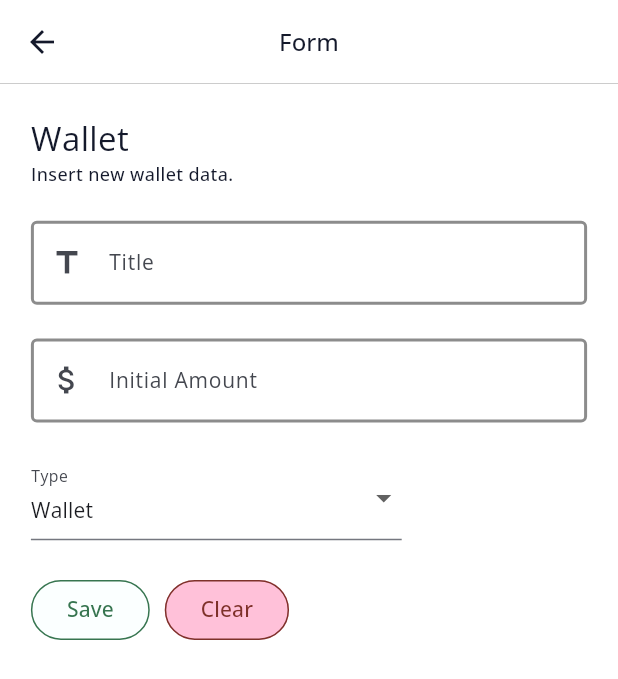
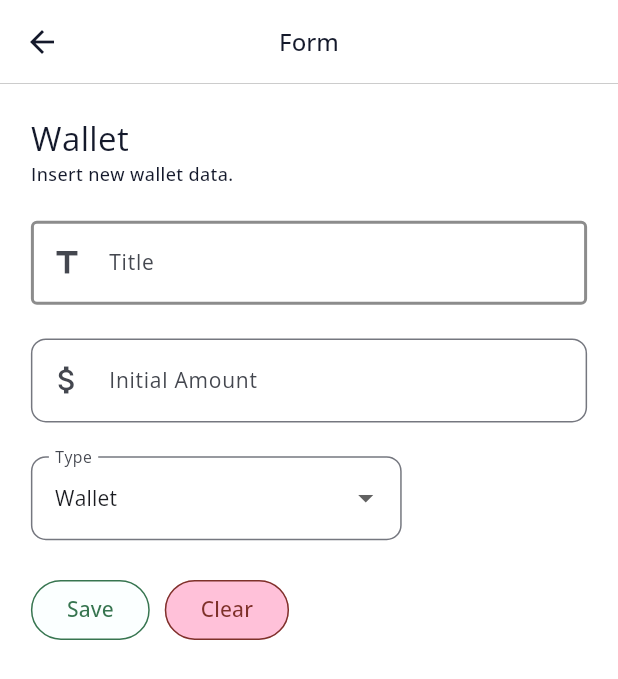
Before and after one commit to andrr64/KeuanganKu-Pro, a Flutter app: the screen it shows after launch, after a tap on "Add Wallet", on a phone screen of 412 x 824 dp. Shown: the top 679 px of the screen. Run offline on Flutter 3.47's test engine with Material 3 defaults, Android fonts, the phone set to English and light mode, and no system bars; our stand-ins replace fl_chart, fluentui_system_icons, flutter_riverpod, hooks_riverpod, quickalert, sqflite; accounts and stored records are empty.

Commit message:
update border decoration and make maxVal required

```diff
--- a/lib/frontend/components/form/k_dropdown.dart
+++ b/lib/frontend/components/form/k_dropdown.dart
@@ -11,7 +11,8 @@ Widget kDropdown<T>(
 }) {
   TextStyle? tStyle = Theme.of(context).textTheme.bodyMedium;
 
-  List<DropdownMenuItem<T>> dropdownItems = List.generate(items.length, (index) {
+  List<DropdownMenuItem<T>> dropdownItems =
+      List.generate(items.length, (index) {
     return DropdownMenuItem<T>(
       value: items[index],
       child: Text(
@@ -35,10 +36,12 @@ Widget kDropdown<T>(
               fontWeight: tStyle.fontWeight,
               fontSize: tStyle.fontSize),
         ),
+        border: OutlineInputBorder(
+          borderRadius: BorderRadius.circular(10)
+        ),
       ),
       value: value,
       onChanged: onChanged,
       borderRadius: const BorderRadius.all(Radius.circular(15)),
-    dropdownColor: BackgroundColor.white.color
-  );
+      dropdownColor: BackgroundColor.white.color);
 }
--- a/lib/frontend/components/form/k_numfield.dart
+++ b/lib/frontend/components/form/k_numfield.dart
@@ -13,7 +13,7 @@ Widget kNumField(
   void Function()? successCallback,
   void Function()? failCallback,
   double minVal = 0,
-  double? maxVal,
+  required double maxVal
 }) {
   TextStyle? tStyle = Theme.of(context).textTheme.bodyMedium;
   String maxValue = _formatted.format((maxVal));
@@ -40,14 +40,9 @@ Widget kNumField(
             fontSize: tStyle.fontSize),
       ),
       prefixIcon: icon,
-      focusedBorder: const OutlineInputBorder(
-          borderSide: BorderSide(color: Colors.black87, width: 2)),
-      enabledBorder: const OutlineInputBorder(
-          borderSide: BorderSide(color: Colors.black45, width: 2)),
-      errorBorder: const OutlineInputBorder(
-          borderSide: BorderSide(color: Colors.red, width: 2)),
-      focusedErrorBorder: const OutlineInputBorder(
-          borderSide: BorderSide(color: Colors.red, width: 2)),
+      border: OutlineInputBorder(
+        borderRadius: BorderRadius.circular(10)
+      ),
     ),
     onChanged: (val) {
       if (onChange != null) {
```
Lines whose indentation alone changed are shown as unchanged.
